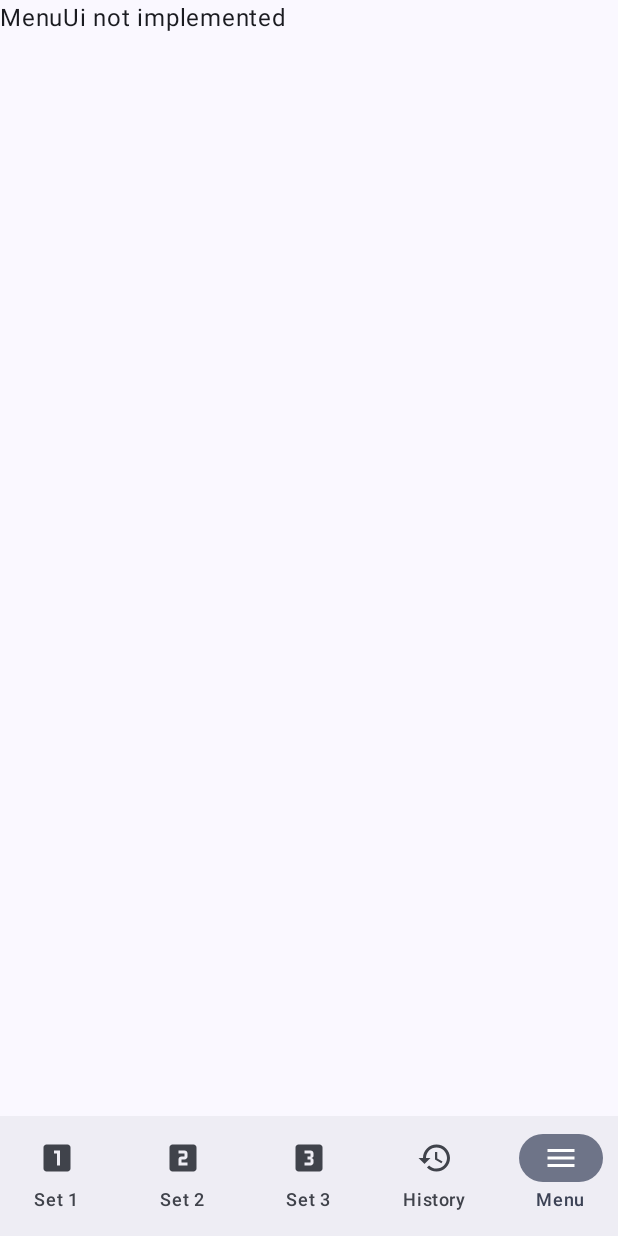
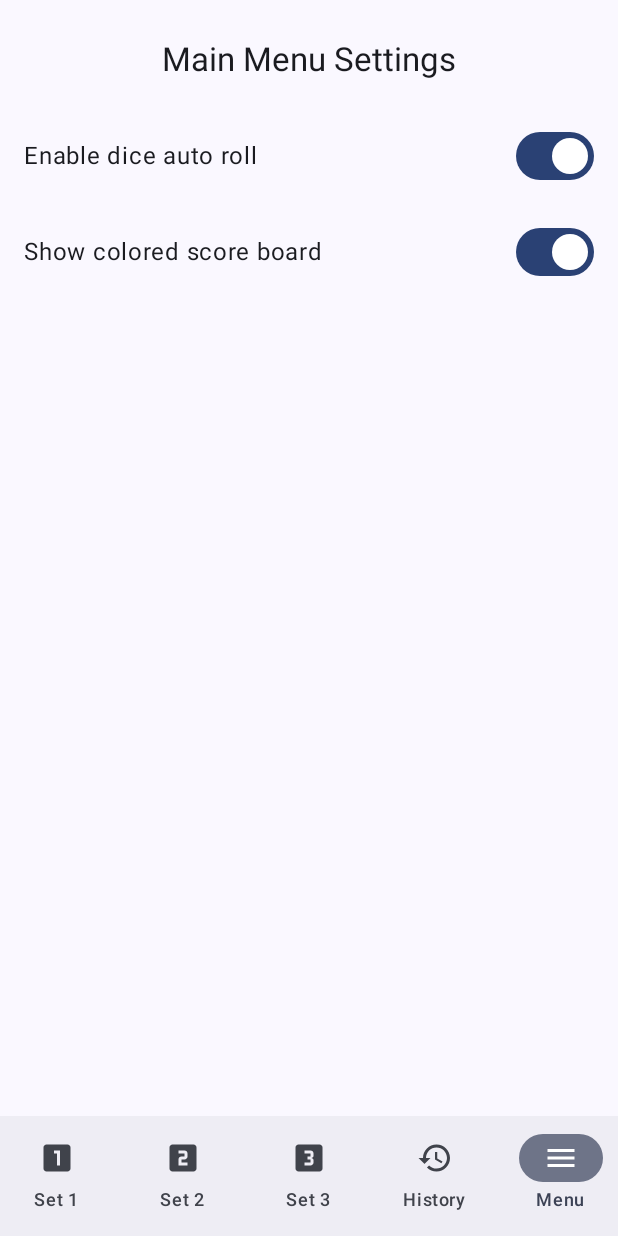
Before and after one commit to Jiyuu5/TheDiceGuyJC, an Android app built with Jetpack Compose: the MenuUi screen opened through its navigation route, on a phone screen of 412 x 824 dp. Run offline under Robolectric (Android 15) with nearby library versions, the phone set to English and light mode, and no system bars.

Commit message:
add MenuUiState.kt and MenuUi

```diff
--- a/app/src/main/java/de/rockbiter/thediceguy/ui/MenuUi.kt
+++ b/app/src/main/java/de/rockbiter/thediceguy/ui/MenuUi.kt
@@ -1,12 +1,59 @@
 package de.rockbiter.thediceguy.ui
 
+
+import androidx.compose.foundation.layout.Arrangement
 import androidx.compose.foundation.layout.Column
+import androidx.compose.foundation.layout.Row
+import androidx.compose.foundation.layout.fillMaxWidth
+import androidx.compose.foundation.layout.padding
+import androidx.compose.material3.CenterAlignedTopAppBar
+import androidx.compose.material3.ExperimentalMaterial3Api
+import androidx.compose.material3.Switch
 import androidx.compose.material3.Text
+import androidx.compose.material3.TopAppBar
 import androidx.compose.runtime.Composable
+import androidx.compose.ui.Alignment
+import androidx.compose.ui.Modifier
+import androidx.compose.ui.tooling.preview.Preview
+import androidx.compose.ui.unit.dp
+
+@OptIn(ExperimentalMaterial3Api::class)
+@Composable
+fun MenuUi(){
+    Column (modifier = Modifier.padding(8.dp)){
+      CenterAlignedTopAppBar(title = {
+          Text(text = "Main Menu Settings")
+      })
+        MenuItemSwitch(title = "Enable dice auto roll",
+            modifier = Modifier
+                .padding(8.dp)
+                .fillMaxWidth()
+        )
+        MenuItemSwitch(title = "Show colored score board",
+            modifier = Modifier
+                .padding(8.dp)
+                .fillMaxWidth()
+        )
+    }
+
+}
 
 @Composable
-fun MenuUi(){
-    Column {
-        Text(text = "MenuUi not implemented")
+fun MenuItemSwitch(title: String, modifier: Modifier){
+    Row(verticalAlignment = Alignment.CenterVertically,
+        horizontalArrangement = Arrangement.SpaceBetween,
+        modifier = modifier
+    ) {
+        Text(text = title)
+        Switch(checked = true, onCheckedChange = {  } )
     }
+
 }
+
+
+
+@Preview(showBackground = true)
+@Composable
+fun PreviewMenuUi(){
+    MenuUi()
+}
--- /dev/null
+++ b/app/src/main/java/de/rockbiter/thediceguy/ui/MenuUiState.kt
@@ -0,0 +1,6 @@
+package de.rockbiter.thediceguy.ui
+
+data class MenuUiState(
+    val isAutoRollEnabled: Boolean = true,
+    val isScoreBoardVisible: Boolean = true
+)
```
